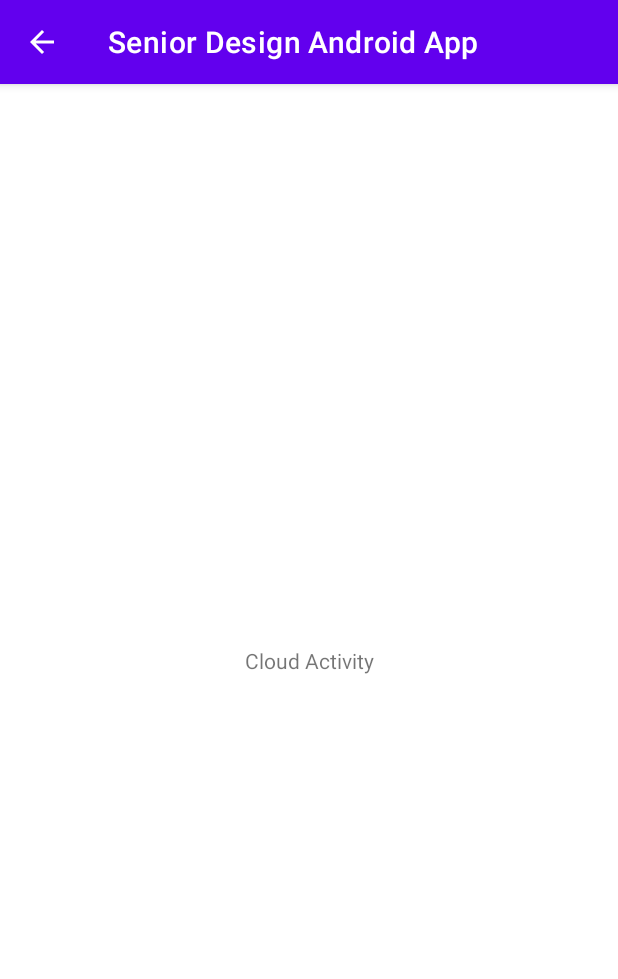
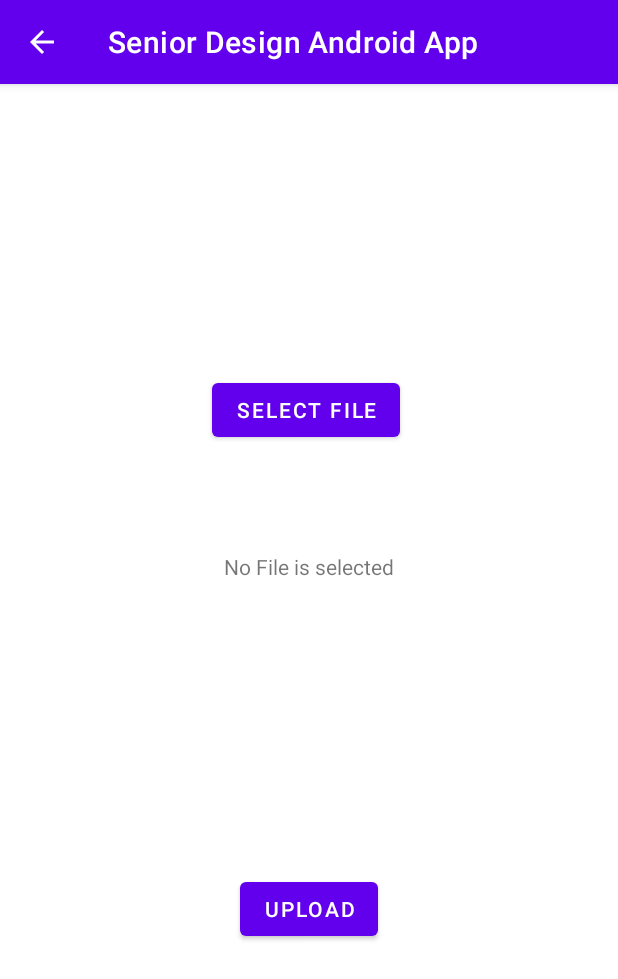
Before and after one commit to stephen-petrick/Senior-Design-Android-App, an Android app: the Cloud screen opened directly, with no data from a screen before it, on a phone screen of 412 x 824 dp. Shown: the top 979 px of the screen. Run offline under Robolectric (Android 15) with nearby library versions, the phone set to English and light mode, and no system bars; our stand-ins replace Firebase (no records; nobody signed in at launch, a user with empty details on screens opened directly).

Commit message:
Integrated upload to firebase console with main app in cloud activity

```diff
--- a/app/build.gradle
+++ b/app/build.gradle
@@ -1,5 +1,6 @@
 plugins {
     id 'com.android.application'
+    id 'com.google.gms.google-services'
 }
 
 android {
@@ -29,10 +30,11 @@ android {
 }
 
 dependencies {
-
     implementation 'androidx.appcompat:appcompat:1.5.1'
     implementation 'com.google.android.material:material:1.6.1'
     implementation 'androidx.constraintlayout:constraintlayout:2.1.4'
+    implementation 'com.google.firebase:firebase-storage:20.0.2'
+    implementation 'com.google.firebase:firebase-database:20.0.6'
     testImplementation 'junit:junit:4.13.2'
     androidTestImplementation 'androidx.test.ext:junit:1.1.3'
     androidTestImplementation 'androidx.test.espresso:espresso-core:3.4.0'
--- a/app/src/main/AndroidManifest.xml
+++ b/app/src/main/AndroidManifest.xml
@@ -1,6 +1,9 @@
 <?xml version="1.0" encoding="utf-8"?>
 <manifest xmlns:android="http://schemas.android.com/apk/res/android"
     xmlns:tools="http://schemas.android.com/tools">
+
+    <uses-permission android:name="android.permission.INTERNET" />
+    <uses-permission android:name="android.permission.READ_EXTERNAL_STORAGE" />
 
     <application
         android:allowBackup="true"
--- a/app/src/main/res/layout/activity_cloud.xml
+++ b/app/src/main/res/layout/activity_cloud.xml
@@ -1,18 +1,39 @@
 <?xml version="1.0" encoding="utf-8"?>
-<androidx.constraintlayout.widget.ConstraintLayout xmlns:android="http://schemas.android.com/apk/res/android"
-    xmlns:app="http://schemas.android.com/apk/res-auto"
+<RelativeLayout xmlns:android="http://schemas.android.com/apk/res/android"
     xmlns:tools="http://schemas.android.com/tools"
     android:layout_width="match_parent"
     android:layout_height="match_parent"
-    tools:context=".Cloud">
+    tools:context=".MainActivity">
+
+    <Button
+        android:id="@+id/selectFile"
+        android:layout_width="wrap_content"
+        android:layout_height="wrap_content"
+        android:layout_alignParentStart="true"
+        android:layout_alignParentLeft="true"
+        android:layout_alignParentTop="true"
+        android:layout_centerHorizontal="true"
+        android:layout_marginStart="141dp"
+        android:layout_marginLeft="141dp"
+        android:layout_marginTop="193dp"
+        android:text="Select file" />
 
     <TextView
-        android:id="@+id/textView"
+        android:id="@+id/notification"
         android:layout_width="wrap_content"
         android:layout_height="wrap_content"
-        android:text="Cloud Activity"
-        app:layout_constraintBottom_toBottomOf="parent"
-        app:layout_constraintEnd_toEndOf="parent"
-        app:layout_constraintStart_toStartOf="parent"
-        app:layout_constraintTop_toTopOf="parent" />
-</androidx.constraintlayout.widget.ConstraintLayout>
+        android:layout_alignParentTop="true"
+        android:layout_centerHorizontal="true"
+        android:layout_marginTop="312dp"
+        android:text="No File is selected" />
+
+    <Button
+        android:id="@+id/upload"
+        android:layout_width="wrap_content"
+        android:layout_height="wrap_content"
+        android:layout_alignParentBottom="true"
+        android:layout_centerHorizontal="true"
+        android:layout_marginBottom="194dp"
+        android:text="Upload" />
+
+</RelativeLayout>
--- a/build.gradle
+++ b/build.gradle
@@ -1,4 +1,8 @@
-// Top-level build file where you can add configuration options common to all sub-projects/modules.
+buildscript {
+    dependencies {
+        classpath 'com.google.gms:google-services:4.3.14'
+    }
+}// Top-level build file where you can add configuration options common to all sub-projects/modules.
 plugins {
     id 'com.android.application' version '7.3.0' apply false
     id 'com.android.library' version '7.3.0' apply false
```
Also changed, not shown: app/src/main/java/com/example/seniordesignandroidapp/Cloud.java (+163 -0 lines).
